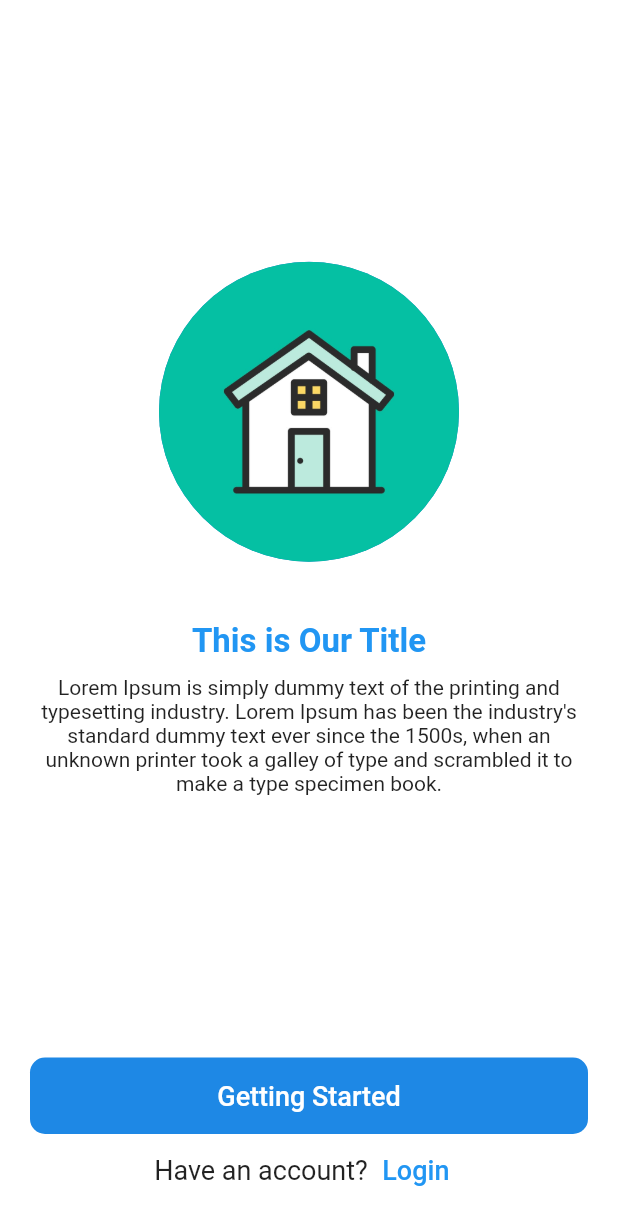
After one commit to KhizarJamshaidIqbal/all_app_sliders, a Flutter app: the StartingScreens screen opened directly, on a phone screen of 412 x 824 dp. The commit adds this screen. Shown: the top 1225 px of the screen. Run offline on Flutter 3.47's test engine with Material 2 defaults, Android fonts, the phone set to English and light mode, and no system bars; our stand-ins replace carousel_indicator, carousel_slider.

Commit message:
add new slider

```diff
--- a/lib/main.dart
+++ b/lib/main.dart
@@ -1,6 +1,7 @@
-// ignore_for_file: prefer_const_constructors
+// ignore_for_file: prefer_const_constructors, unused_import
 
 import 'package:all_app_sliders/screens/widget_01.dart';
+import 'package:all_app_sliders/screens/widget_02.dart';
 import 'package:flutter/material.dart';
 
 void main() {
--- a/lib/screens/widget_01.dart
+++ b/lib/screens/widget_01.dart
@@ -2,6 +2,7 @@
 
 import 'package:flutter/material.dart';
 import 'package:carousel_slider/carousel_slider.dart';
+import 'package:carousel_indicator/carousel_indicator.dart';
 
 class Carousel_Slider extends StatefulWidget {
   const Carousel_Slider({super.key});
@@ -20,7 +21,7 @@ class _Carousel_SliderState extends State<Carousel_Slider> {
     'Images/5.png',
     'Images/6.png'
   ];
-
+  int pageIndex = 0;
   @override
   Widget build(BuildContext context) {
     return Scaffold(
@@ -81,6 +82,7 @@ class _Carousel_SliderState extends State<Carousel_Slider> {
               enlargeCenterPage: true,
               pageSnapping: true),
         ),
-    ));
+      ),
+    );
   }
 }
--- /dev/null
+++ b/lib/screens/widget_02.dart
@@ -0,0 +1,178 @@
+// ignore_for_file: file_names, unused_field, avoid_print
+
+import 'package:carousel_slider/carousel_options.dart';
+import 'package:flutter/material.dart';
+
+class StartingScreens extends StatefulWidget {
+  const StartingScreens({super.key});
+
+  @override
+  State<StartingScreens> createState() => _StartingScreensState();
+}
+
+class _StartingScreensState extends State<StartingScreens> {
+  int _currentPage = 0;
+
+  @override
+  Widget build(BuildContext context) {
+    return Scaffold(
+      body: Container(
+        color: Colors.white,
+        child: Padding(
+          padding: const EdgeInsets.all(20),
+          child: Column(
+            children: [
+              Expanded(
+                  child: PageView(
+                // ignore: sort_child_properties_last
+                children: [
+                  Column(
+                    crossAxisAlignment: CrossAxisAlignment.center,
+                    mainAxisAlignment: MainAxisAlignment.center,
+                    children: [
+                      // ignore: avoid_unnecessary_containers
+                      Container(
+                        child: const CircleAvatar(
+                          backgroundImage: AssetImage('Images/Home.jpeg'),
+                          radius: 100,
+                        ),
+                      ),
+                      const SizedBox(
+                        height: 40,
+                      ),
+                      Text(
+                        'This is Our Title',
+                        style: TextStyle(
+                            fontSize: 22,
+                            color: Theme.of(context).primaryColor,
+                            fontWeight: FontWeight.bold),
+                      ),
+                      const SizedBox(
+                        height: 10,
+                      ),
+                      const Text(
+                        "Lorem Ipsum is simply dummy text of the printing and typesetting industry. Lorem Ipsum has been the industry's standard dummy text ever since the 1500s, when an unknown printer took a galley of type and scrambled it to make a type specimen book.",
+                        textAlign: TextAlign.center,
+                      )
+                    ],
+                  ),
+                  Column(
+                    crossAxisAlignment: CrossAxisAlignment.center,
+                    mainAxisAlignment: MainAxisAlignment.center,
+                    children: [
+                      // ignore: avoid_unnecessary_containers
+                      Container(
+                        child: const CircleAvatar(
+                          backgroundImage: AssetImage('Images/Person.jpeg'),
+                          radius: 100,
+                        ),
+                      ),
+                      const SizedBox(
+                        height: 40,
+                      ),
+                      Text(
+                        'A Cool way to get start',
+                        style: TextStyle(
+                            fontSize: 22,
+                            color: Theme.of(context).primaryColor,
+                            fontWeight: FontWeight.bold),
+                      ),
+                      const SizedBox(
+                        height: 10,
+                      ),
+                      const Text(
+                        "Lorem Ipsum is simply dummy text of the printing and typesetting industry. Lorem Ipsum has been the industry's standard dummy text ever since the 1500s, when an unknown printer took a galley of type and scrambled it to make a type specimen book.",
+                        textAlign: TextAlign.center,
+                      )
+                    ],
+                  ),
+                  Column(
+                    crossAxisAlignment: CrossAxisAlignment.center,
+                    mainAxisAlignment: MainAxisAlignment.center,
+                    children: [
+                      // ignore: avoid_unnecessary_containers
+                      Container(
+                        child: const CircleAvatar(
+                          backgroundImage: AssetImage('Images/office.jpeg'),
+                          radius: 100,
+                        ),
+                      ),
+                      const SizedBox(
+                        height: 40,
+                      ),
+                      Text(
+                        'Design Intractive UI App',
+                        style: TextStyle(
+                            fontSize: 22,
+                            color: Theme.of(context).primaryColor,
+                            fontWeight: FontWeight.bold),
+                      ),
+                      const SizedBox(
+                        height: 10,
+                      ),
+                      const Text(
+                        "Lorem Ipsum is simply dummy text of the printing and typesetting industry. Lorem Ipsum has been the industry's standard dummy text ever since the 1500s, when an unknown printer took a galley of type and scrambled it to make a type specimen book.",
+                        textAlign: TextAlign.center,
+                      )
+                    ],
+                  ),
+                ],
+
+                scrollDirection: Axis.horizontal,
+                reverse: true,
+                physics: const BouncingScrollPhysics(),
+                pageSnapping: true,
+                onPageChanged: (index) {
+                  setState(() {
+                    _currentPage = index;
+                  });
+
+                  print(_currentPage);
+                },
+              )),
+              const SizedBox(
+                height: 20,
+              ),
+              Column(
+                crossAxisAlignment: CrossAxisAlignment.stretch,
+                children: [
+                  TextButton(
+                    onPressed: () {},
+                    // ignore: sort_child_properties_last
+                    child: const Text(
+                      'Getting Started',
+                      style: TextStyle(color: Colors.white, fontSize: 18),
+                    ),
+                    style: TextButton.styleFrom(
+                        padding: const EdgeInsets.all(15),
+                        backgroundColor: Colors.blue.shade600,
+                        shape: const RoundedRectangleBorder(
+                            borderRadius:
+                                BorderRadius.all(Radius.circular(10)))),
+                  ),
+                  Row(
+                    mainAxisAlignment: MainAxisAlignment.center,
+                    children: [
+                      const Text(
+                        'Have an account?',
+                        style: TextStyle(fontSize: 18),
+                      ),
+                      TextButton(
+                        onPressed: () {},
+                        // ignore: sort_child_properties_last
+                        child: const Text(
+                          'Login',
+                          style: TextStyle(fontSize: 18),
+                        ),
+                      )
+                    ],
+                  ),
+                ],
+              ),
+            ],
+          ),
+        ),
+      ),
+    );
+  }
+}
--- a/pubspec.yaml
+++ b/pubspec.yaml
@@ -37,6 +37,7 @@ dependencies:
   # Use with the CupertinoIcons class for iOS style icons.
   cupertino_icons: ^1.0.2
   carousel_slider: ^4.1.1
+  carousel_indicator: ^1.0.6
 
 dev_dependencies:
   flutter_test:
```
Also changed, not shown: Images/Home.jpeg (added), Images/Person.jpeg (added), Images/logo.png (added), Images/office.jpeg (added), pubspec.lock. Lines whose indentation alone changed are shown as unchanged.
